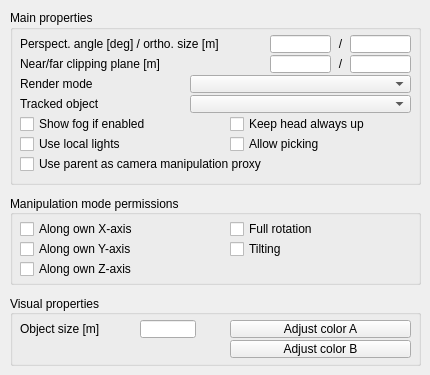
First picture: the form in ui/qdlgcameras.ui, repository CoppeliaRobotics/coppeliaSimLib, before the edit.
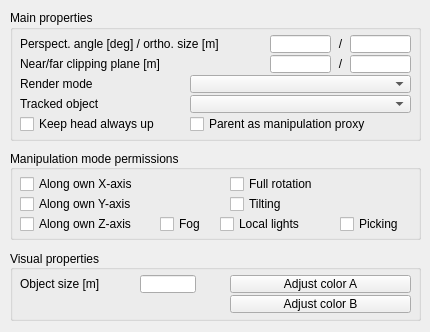
Second picture: the form after the edit.

Diff of the .ui file:
```diff
--- a/ui/qdlgcameras.ui
+++ b/ui/qdlgcameras.ui
@@ -7,7 +7,7 @@
     <x>0</x>
     <y>0</y>
     <width>430</width>
-    <height>375</height>
+    <height>332</height>
    </rect>
   </property>
   <property name="windowTitle">
@@ -22,7 +22,7 @@
      <x>10</x>
      <y>10</y>
      <width>411</width>
-     <height>175</height>
+     <height>131</height>
     </rect>
    </property>
    <property name="locale">
@@ -126,28 +126,12 @@
      <number>50</number>
     </property>
    </widget>
-   <widget class="QCheckBox" name="qqShowFog">
-    <property name="geometry">
-     <rect>
-      <x>10</x>
-      <y>105</y>
-      <width>191</width>
-      <height>18</height>
-     </rect>
-    </property>
-    <property name="focusPolicy">
-     <enum>Qt::StrongFocus</enum>
-    </property>
-    <property name="text">
-     <string>Show fog if enabled</string>
-    </property>
-   </widget>
    <widget class="QCheckBox" name="qqKeepHeadUp">
     <property name="geometry">
      <rect>
-      <x>220</x>
+      <x>10</x>
       <y>105</y>
-      <width>181</width>
+      <width>171</width>
       <height>18</height>
      </rect>
     </property>
@@ -161,9 +145,9 @@
    <widget class="QCheckBox" name="qqManipProxy">
     <property name="geometry">
      <rect>
-      <x>10</x>
-      <y>145</y>
-      <width>321</width>
+      <x>180</x>
+      <y>105</y>
+      <width>221</width>
       <height>18</height>
      </rect>
     </property>
@@ -171,23 +155,7 @@
      <enum>Qt::StrongFocus</enum>
     </property>
     <property name="text">
-     <string>Use parent as camera manipulation proxy</string>
-    </property>
-   </widget>
-   <widget class="QCheckBox" name="qqLocalLights">
-    <property name="geometry">
-     <rect>
-      <x>10</x>
-      <y>125</y>
-      <width>141</width>
-      <height>18</height>
-     </rect>
-    </property>
-    <property name="focusPolicy">
-     <enum>Qt::StrongFocus</enum>
-    </property>
-    <property name="text">
-     <string>Use local lights</string>
+     <string>Parent as manipulation proxy</string>
     </property>
    </widget>
    <widget class="QLabel" name="label_7">
@@ -222,22 +190,6 @@
      <set>Qt::AlignCenter</set>
     </property>
    </widget>
-   <widget class="QCheckBox" name="qqAllowPicking">
-    <property name="geometry">
-     <rect>
-      <x>220</x>
-      <y>125</y>
-      <width>181</width>
-      <height>18</height>
-     </rect>
-    </property>
-    <property name="focusPolicy">
-     <enum>Qt::StrongFocus</enum>
-    </property>
-    <property name="text">
-     <string>Allow picking</string>
-    </property>
-   </widget>
    <widget class="QLabel" name="label_9">
     <property name="geometry">
      <rect>
@@ -266,7 +218,7 @@
    <property name="geometry">
     <rect>
      <x>10</x>
-     <y>195</y>
+     <y>150</y>
      <width>411</width>
      <height>90</height>
     </rect>
@@ -363,12 +315,60 @@
      <string>Tilting</string>
     </property>
    </widget>
+   <widget class="QCheckBox" name="qqShowFog">
+    <property name="geometry">
+     <rect>
+      <x>150</x>
+      <y>65</y>
+      <width>61</width>
+      <height>18</height>
+     </rect>
+    </property>
+    <property name="focusPolicy">
+     <enum>Qt::StrongFocus</enum>
+    </property>
+    <property name="text">
+     <string>Fog</string>
+    </property>
+   </widget>
+   <widget class="QCheckBox" name="qqLocalLights">
+    <property name="geometry">
+     <rect>
+      <x>210</x>
+      <y>65</y>
+      <width>121</width>
+      <height>18</height>
+     </rect>
+    </property>
+    <property name="focusPolicy">
+     <enum>Qt::StrongFocus</enum>
+    </property>
+    <property name="text">
+     <string>Local lights</string>
+    </property>
+   </widget>
+   <widget class="QCheckBox" name="qqAllowPicking">
+    <property name="geometry">
+     <rect>
+      <x>330</x>
+      <y>65</y>
+      <width>71</width>
+      <height>18</height>
+     </rect>
+    </property>
+    <property name="focusPolicy">
+     <enum>Qt::StrongFocus</enum>
+    </property>
+    <property name="text">
+     <string>Picking</string>
+    </property>
+   </widget>
   </widget>
   <widget class="QGroupBox" name="groupBox_3">
    <property name="geometry">
     <rect>
      <x>10</x>
-     <y>295</y>
+     <y>250</y>
      <width>411</width>
      <height>71</height>
     </rect>
```
Left out of the diff: 6 changed lines with no effect on the pictures.
